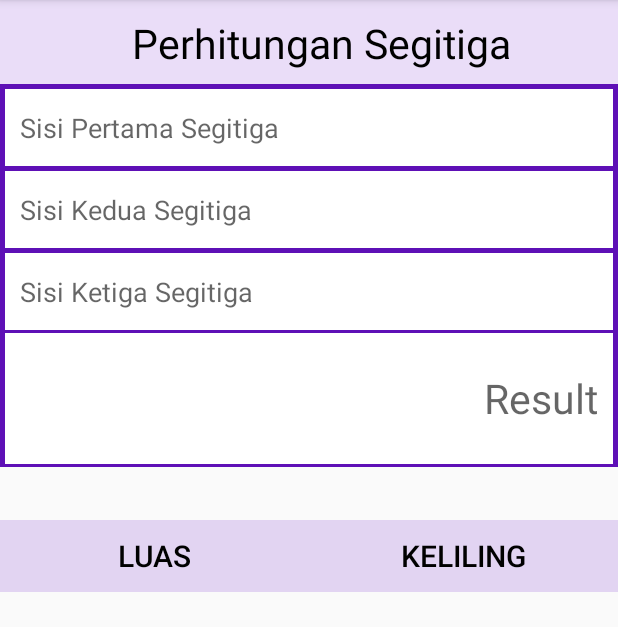
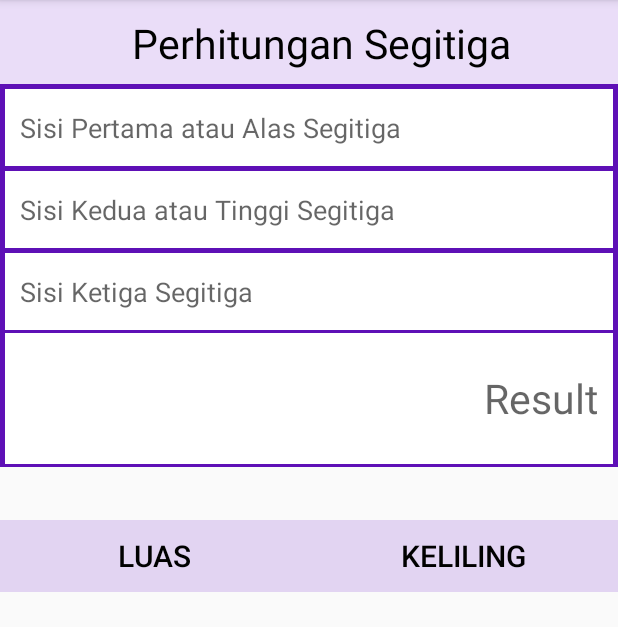
Before and after one commit to Hadi-Darmawan/Calc-AiO, an Android app: the TriangleActivity screen opened directly, with no data from a screen before it, on a phone screen of 412 x 824 dp, the part 84-711 px from its top. Run offline under Robolectric (Android 15) with nearby library versions, the phone set to English and light mode, and no system bars.

Commit message:
Memperbaiki fitur menu menghitung Luas Segitiga

```diff
--- a/app/src/main/res/layout/activity_triangle.xml
+++ b/app/src/main/res/layout/activity_triangle.xml
@@ -47,7 +47,7 @@
         android:layout_marginEnd="3dp"
         android:background="@color/colorWhiter"
         android:ems="10"
-        android:hint="Sisi Pertama Segitiga"
+        android:hint="Sisi Pertama atau Alas Segitiga"
         android:inputType="number"
         android:padding="10dp"
         app:layout_constraintBottom_toBottomOf="@+id/triangleView"
@@ -65,7 +65,7 @@
         android:layout_marginEnd="3dp"
         android:background="@color/colorWhiter"
         android:ems="10"
-        android:hint="Sisi Kedua Segitiga"
+        android:hint="Sisi Kedua atau Tinggi Segitiga"
         android:inputType="number"
         android:padding="10dp"
         app:layout_constraintEnd_toEndOf="parent"
```
